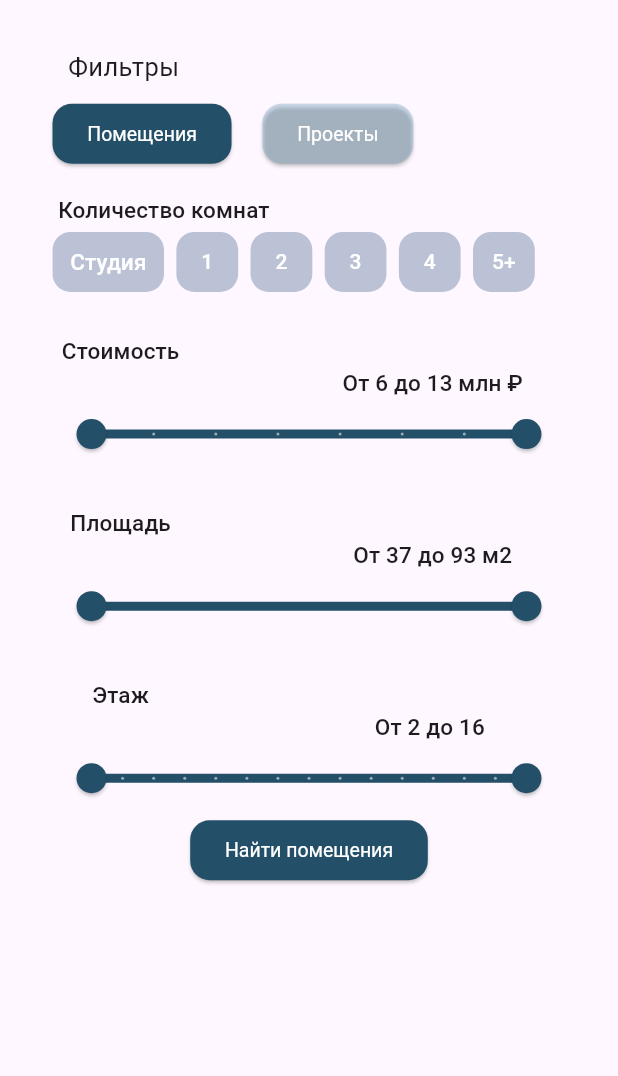
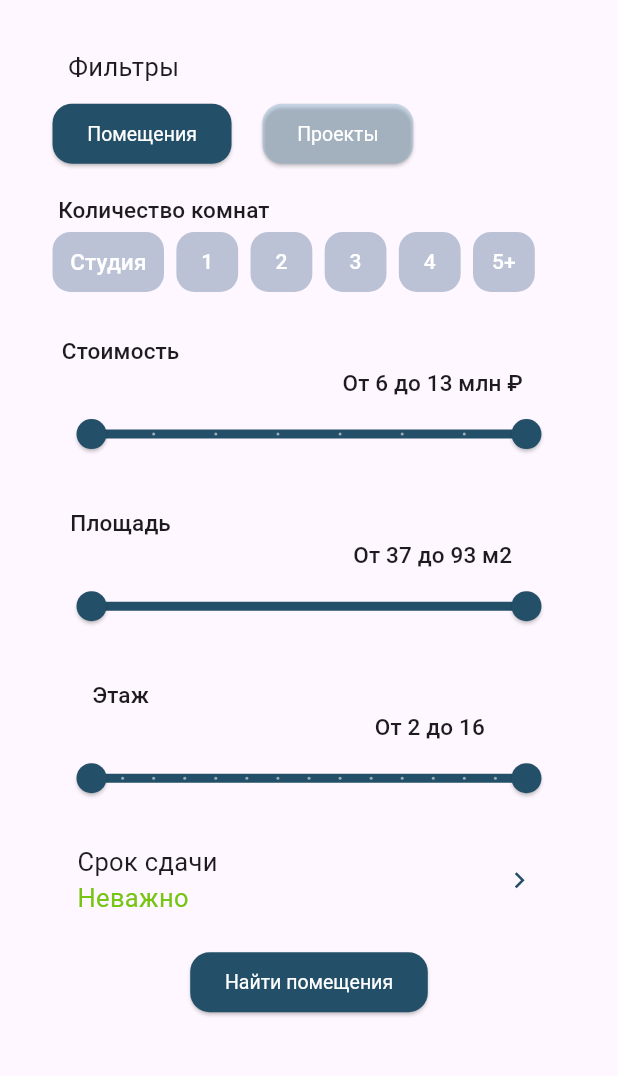
Before and after one commit to Polilo-User/mobileApp, a Flutter app: the RestCommunFilter screen opened by its route, on a phone screen of 412 x 824 dp, the part 103-1179 px from its top. Run offline on Flutter 3.47's test engine with Material 3 defaults, Android fonts, the phone set to English and light mode, and no system bars; our stand-ins replace dio, flutter_bloc, flutter_svg, get_it; network calls fail; Roboto replaces fonts that are missing (Montserrat).

Commit message:
добавлен срок сдачи в фильтры

```diff
--- a/mobile_app_/lib/modules/residence_complex_and_rooms_filter/view/resident_complex_filter.dart
+++ b/mobile_app_/lib/modules/residence_complex_and_rooms_filter/view/resident_complex_filter.dart
@@ -44,7 +44,7 @@ class _RestCommunFilterState extends State<RestCommunFilter> {
         _restCommunFilterBloc.add(LoadRoomFilterEvennt());
       }
       else {
-        final roomsFilter = {
+        final Map<FilterType, VoidCallback> roomsFilter = {
           FilterType.RoomFilter: () =>
               _restCommunFilterBloc.add(LoadRoomFilterEvennt()),
           FilterType.ResidentComplexFilter: () =>
@@ -58,7 +58,7 @@ class _RestCommunFilterState extends State<RestCommunFilter> {
       body: Column(
         children: [
 
-          BackArrowWithoutPath(),
+          BackArrowWithoutPath(url: '/'),
 
           Container(
             margin: EdgeInsets.only(right: MediaQuery.of(context).size.width * 0.6, top: 25),
--- a/mobile_app_/lib/modules/residence_complex_and_rooms_filter/widgets/back_arrow_wihout_path.dart
+++ b/mobile_app_/lib/modules/residence_complex_and_rooms_filter/widgets/back_arrow_wihout_path.dart
@@ -7,9 +7,10 @@ import 'package:flutter_svg/svg.dart';
 
 class BackArrowWithoutPath extends StatefulWidget {
 
-  BackArrowWithoutPath( {super.key, this.args = null} );
+  BackArrowWithoutPath( {super.key, this.args = null, this.url = null} );
 
   Map? args;
+  String? url;
 
   @override
   State<BackArrowWithoutPath> createState() => _BackArrowWithoutPathState();
@@ -29,7 +30,11 @@ class _BackArrowWithoutPathState extends State<BackArrowWithoutPath> {
           height: 40,
         ),
         onPressed: () {
-          Navigator.pop(context, widget.args);
+          if (widget.url != null) {
+            Navigator.of(context).popAndPushNamed(widget.url!, arguments: widget.args);
+          } else {
+            Navigator.pop(context, widget.args);
+          }
         },
       ),
     );
--- a/mobile_app_/lib/modules/residence_complex_and_rooms_filter/widgets/rooms_filter.dart
+++ b/mobile_app_/lib/modules/residence_complex_and_rooms_filter/widgets/rooms_filter.dart
@@ -8,6 +8,7 @@ import 'package:flutter/material.dart';
 import 'package:get_it/get_it.dart';
 
 import 'package:mobile_app_/arguments/filter_argument.dart';
+import 'package:mobile_app_/modules/residence_complex_and_rooms_filter/widgets/text_with_arrow.dart';
 
 import 'package:mobile_app_/repositories/filters/room_filter_repository.dart';
 import 'package:mobile_app_/modules/residence_complex_and_rooms_filter/widgets/room_ask.dart';
@@ -75,6 +76,10 @@ class _RoomsFilterState extends State<RoomsFilter> {
             // слайдер Этажей
             MySlider(lable: "Этаж", units: "", min: 2, max: 16, divisions: 14, valueName: "floor", filterRepository: roomFilterRepository),
 
+            Container(
+              margin: const EdgeInsets.only(top: 20, bottom: 20),
+              child: TextWithArrow(filterRepository: roomFilterRepository, previousFilter: FilterType.RoomFilter),
+            )
           ]
         ),
 
@@ -83,7 +88,7 @@ class _RoomsFilterState extends State<RoomsFilter> {
           child: ElevatedButton(
             onPressed: () {
               print(roomFilterRepository.GetValues());
-              Navigator.of(context).pushNamed('/rooms-list', arguments: {"to": "/rest-commun-filter", "previousFilter": FilterType.RoomFilter});
+              Navigator.of(context).pushNamed('/rooms-list');
             },
             child: const Text('Найти помещения', style: TextStyle(color: Colors.white)), // Текст кнопки
           )
--- /dev/null
+++ b/mobile_app_/lib/modules/residence_complex_and_rooms_filter/widgets/text_with_arrow.dart
@@ -0,0 +1,69 @@
+
+
+
+
+
+import 'package:flutter/cupertino.dart';
+import 'package:flutter/material.dart';
+import 'package:flutter_svg/svg.dart';
+import 'package:mobile_app_/repositories/filters/filter_repository.dart';
+import 'package:mobile_app_/arguments/filter_argument.dart';
+
+class TextWithArrow extends StatefulWidget {
+
+  TextWithArrow({super.key, required this.filterRepository, required this.previousFilter});
+
+  final FilterRepository filterRepository;
+  final FilterType previousFilter;
+
+  @override
+  State<TextWithArrow> createState() => _TextWithArrowState();
+}
+
+class _TextWithArrowState extends State<TextWithArrow> {
+  @override
+  Widget build(BuildContext context) {
+    final thme = Theme.of(context);
+    return InkWell(
+      onTap: () {
+        Navigator.of(context).pushNamed("/lead-time", arguments: {"previousFilter": widget.previousFilter});
+      },
+      child: Row(
+        children: [
+          Container(
+            margin: EdgeInsets.only(left: MediaQuery.of(context).size.width * 0.04),
+            child: Column(
+              children: [
+                Column (
+                  crossAxisAlignment: CrossAxisAlignment.start,
+                  children: [
+
+                    Text("Срок сдачи", style: thme.textTheme.bodyMedium,),
+
+                    Text(widget.filterRepository.LeadTime!,
+                      style: const TextStyle(
+                        color: Color.fromRGBO(118, 197, 19, 1),
+                        fontFamily: "Montserrat", fontSize: 17
+                      ),
+                    ),
+                  ],
+                )
+              ]
+            )
+          ),
+          const Expanded(
+            child: SizedBox(),
+          ),
+          Container(
+              margin: EdgeInsets.only(right: MediaQuery.of(context).size.width * 0.05),
+              child: SvgPicture.asset(
+                'assets/svg/arrow-triangle-right.svg',
+                width: 20,
+                height: 20,
+              )
+          ),
+        ],
+      ),
+    );
+  }
+}
--- a/mobile_app_/lib/repositories/filters/filter_repository.dart
+++ b/mobile_app_/lib/repositories/filters/filter_repository.dart
@@ -5,11 +5,8 @@ import 'package:flutter/material.dart';
 
 
 abstract class FilterRepository {
-
    Map<String, RangeValues> valueMap = {};
-
    String GetValues();
-
-
-
+   List<String> AllLeadTime = [ "Неважно", "Сдан", "III КВ. 2024", "IV КВ. 2024", "III КВ. 2025", "IV КВ. 2025", "IV КВ. 2026"];
+   String? LeadTime = "Неважно";
 }
--- a/mobile_app_/lib/repositories/filters/room_filter_repository.dart
+++ b/mobile_app_/lib/repositories/filters/room_filter_repository.dart
@@ -8,20 +8,8 @@ class RoomFilterRepository extends FilterRepository {
   RoomFilterRepository();
 
 
-  // Количество комнат по умолчанию
-  List<bool> _rooms = [false, false, false, false, false, false];
-
   // Количество комнат
   List<bool> rooms = [false, false, false, false, false, false];
-
-
-
-  // Слайдеры по умолчанию
-  Map<String, RangeValues> _valueMap = {
-    'coast':  const RangeValues(6, 13),
-    'square': const RangeValues(37, 93),
-    'floor':  const RangeValues(2, 16),
-  };
 
   // Слайдеры
   @override
@@ -31,8 +19,6 @@ class RoomFilterRepository extends FilterRepository {
     'floor':  const RangeValues(2, 16),
   };
 
-
-
   @override
   String GetValues() {
     return "$rooms, стоимость ${valueMap['coast'] as RangeValues}, площадь ${valueMap['square'] as RangeValues}, этаж ${valueMap['floor'] as RangeValues}";
--- a/mobile_app_/lib/router/router.dart
+++ b/mobile_app_/lib/router/router.dart
@@ -7,6 +7,7 @@ import 'package:mobile_app_/modules/residence_complex_and_rooms_filter/resident_
 import 'package:mobile_app_/modules/residence_complex_screen/view/residence_complex_screen.dart';
 import 'package:mobile_app_/modules/rooms_list/view/rooms_list.dart';
 import 'package:mobile_app_/modules/room_screen/view/room_screen.dart';
+import 'package:mobile_app_/modules/residence_complex_and_rooms_filter/view/lead_time.dart';
 
 final routes = {
   '/': (context) => const MainPageScreen(),
@@ -14,4 +15,5 @@ final routes = {
   '/residence-complex-screen': (context) => const ResidenceComplexScreen(),
   '/rooms-list': (context) =>  const RoomsList(),
   '/room-screen': (context) => const RoomScreen(),
+  '/lead-time': (context) => const LeadTime(),
 };
```
Also changed, not shown: mobile_app_/lib/modules/residence_complex_and_rooms_filter/view/lead_time.dart (+73 -3 lines), mobile_app_/lib/modules/residence_complex_and_rooms_filter/widgets/progects_filter.dart (+11 -3 lines), mobile_app_/lib/modules/rooms_list/view/rooms_list.dart (+1 -7 lines).
